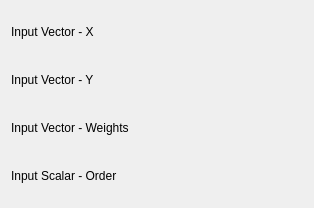
This is src/plugins/fits/polynomial_weighted/fitpolynomial_weightedconfig.ui in Kst-plot/kst as Qt 5 draws it before an edit. The edited form follows.
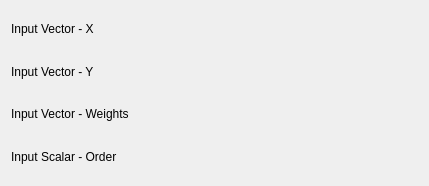
This is the edited form. Custom widgets are drawn as their Qt base class.

Diff of the .ui file:
```diff
--- a/src/plugins/fits/polynomial_weighted/fitpolynomial_weightedconfig.ui
+++ b/src/plugins/fits/polynomial_weighted/fitpolynomial_weightedconfig.ui
@@ -5,13 +5,19 @@
    <rect>
     <x>0</x>
     <y>0</y>
-    <width>314</width>
-    <height>208</height>
+    <width>429</width>
+    <height>186</height>
    </rect>
   </property>
+  <property name="minimumSize" >
+   <size>
+    <width>400</width>
+    <height>0</height>
+   </size>
+  </property>
   <layout class="QVBoxLayout" name="verticalLayout" >
    <item>
-    <layout class="QHBoxLayout" name="horizontalLayout_2" >
+    <layout class="QHBoxLayout" name="horizontalLayout_4" >
      <item>
       <widget class="QLabel" name="label_4" >
        <property name="sizePolicy" >
@@ -28,6 +34,19 @@
        </property>
       </widget>
      </item>
+     <item>
+      <spacer name="horizontalSpacer" >
+       <property name="orientation" >
+        <enum>Qt::Horizontal</enum>
+       </property>
+       <property name="sizeHint" stdset="0" >
+        <size>
+         <width>40</width>
+         <height>20</height>
+        </size>
+       </property>
+      </spacer>
+     </item>
      <item>
       <widget class="Kst::VectorSelector" native="1" name="_vectorX" >
        <property name="sizePolicy" >
@@ -41,7 +60,7 @@
     </layout>
    </item>
    <item>
-    <layout class="QHBoxLayout" name="horizontalLayout" >
+    <layout class="QHBoxLayout" name="horizontalLayout_3" >
      <item>
       <widget class="QLabel" name="label_3" >
        <property name="sizePolicy" >
@@ -58,6 +77,19 @@
        </property>
       </widget>
      </item>
+     <item>
+      <spacer name="horizontalSpacer_2" >
+       <property name="orientation" >
+        <enum>Qt::Horizontal</enum>
+       </property>
+       <property name="sizeHint" stdset="0" >
+        <size>
+         <width>40</width>
+         <height>20</height>
+        </size>
+       </property>
+      </spacer>
+     </item>
      <item>
       <widget class="Kst::VectorSelector" native="1" name="_vectorY" >
        <property name="sizePolicy" >
@@ -71,7 +103,7 @@
     </layout>
    </item>
    <item>
-    <layout class="QHBoxLayout" name="horizontalLayout_4" >
+    <layout class="QHBoxLayout" name="horizontalLayout_2" >
      <item>
       <widget class="QLabel" name="label_5" >
        <property name="sizePolicy" >
@@ -88,6 +120,19 @@
        </property>
       </widget>
      </item>
+     <item>
+      <spacer name="horizontalSpacer_3" >
+       <property name="orientation" >
+        <enum>Qt::Horizontal</enum>
+       </property>
+       <property name="sizeHint" stdset="0" >
+        <size>
+         <width>40</width>
+         <height>20</height>
+        </size>
+       </property>
+      </spacer>
+     </item>
      <item>
       <widget class="Kst::VectorSelector" native="1" name="_vectorWeights" >
        <property name="sizePolicy" >
@@ -101,7 +146,7 @@
     </layout>
    </item>
    <item>
-    <layout class="QHBoxLayout" name="horizontalLayout_3" >
+    <layout class="QHBoxLayout" name="horizontalLayout" >
      <item>
       <widget class="QLabel" name="label_6" >
        <property name="sizePolicy" >
@@ -118,6 +163,19 @@
        </property>
       </widget>
      </item>
+     <item>
+      <spacer name="horizontalSpacer_4" >
+       <property name="orientation" >
+        <enum>Qt::Horizontal</enum>
+       </property>
+       <property name="sizeHint" stdset="0" >
+        <size>
+         <width>40</width>
+         <height>20</height>
+        </size>
+       </property>
+      </spacer>
+     </item>
      <item>
       <widget class="Kst::ScalarSelector" native="1" name="_scalarOrder" />
      </item>
```
